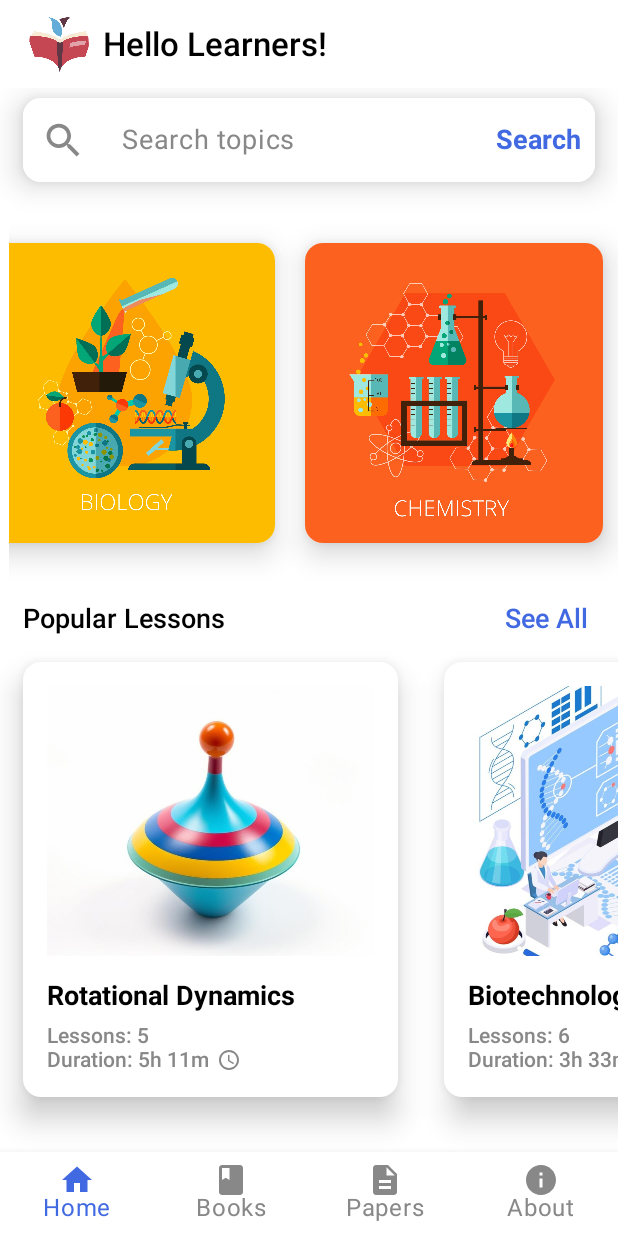
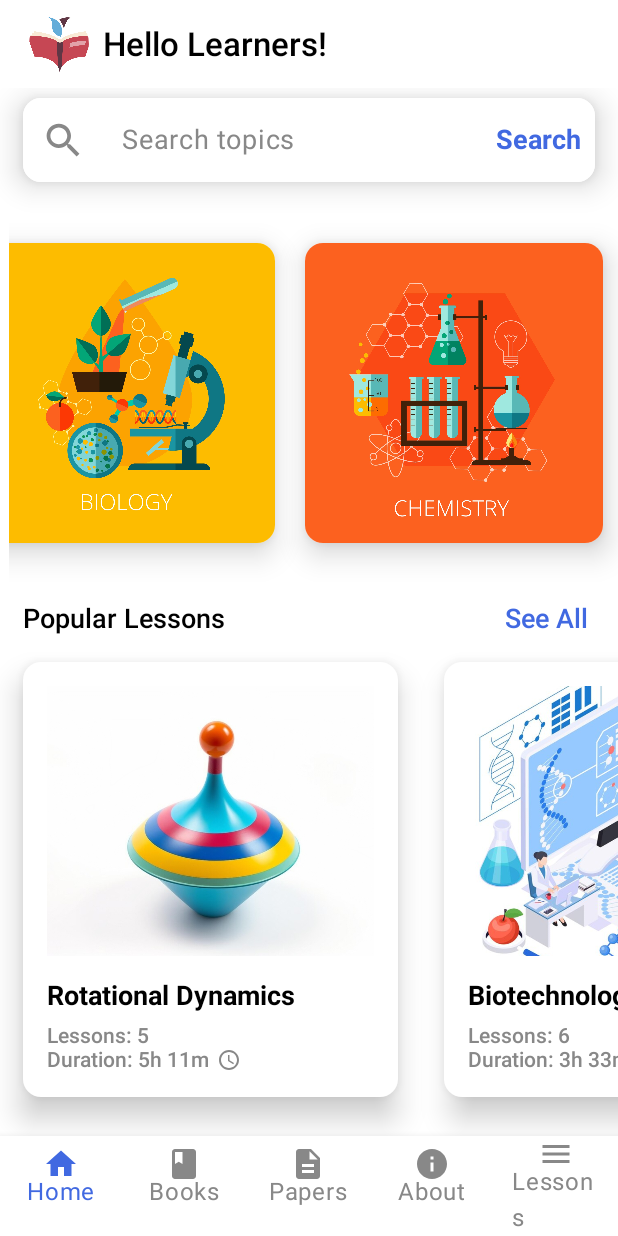
Before and after one commit to Jfkevin/Elearning-RuangSiswa-Project, an Android app built with Jetpack Compose: the screen it shows after launch (MainActivity), on a phone screen of 412 x 824 dp. Run offline under Robolectric (Android 15) with nearby library versions, the phone set to English and light mode, and no system bars; our stand-ins replace Firebase (no records; nobody signed in at launch, a user with empty details on screens opened directly).

Commit message:
Preview LessonForm + Nambah Bottom Navbar Lesson Form di dashboard. Masih eror pas mencet ikon mlh crash

```diff
--- a/app/src/main/java/com/elearningapp/MainActivity.kt
+++ b/app/src/main/java/com/elearningapp/MainActivity.kt
@@ -21,6 +21,7 @@ import com.elearningapp.ui.views.screens.content.VideoLesson
 import com.elearningapp.ui.views.screens.content.VideoLessons
 import com.elearningapp.ui.views.screens.dashboard.AboutUsScreen
 import com.elearningapp.ui.views.screens.dashboard.Dashboard
+import com.elearningapp.ui.views.screens.hidden.MyApp
 import com.elearningapp.ui.views.screens.splashscreen.SplashScreen
 import java.net.URLDecoder
 import java.nio.charset.StandardCharsets
@@ -51,6 +52,9 @@ class MainActivity : ComponentActivity() {
                         composable("main_screen") {
                             // Content of your main screen
                             Dashboard(navController)
+                        }
+                        composable("lessonForm") {
+                            MyApp()  // Panggil halaman LessonForm
                         }
                         composable("lessons/{subject}") { backStackEntry ->
                             val subject = backStackEntry.arguments?.getString("subject")
--- a/app/src/main/java/com/elearningapp/ui/views/screens/dashboard/Dashboard.kt
+++ b/app/src/main/java/com/elearningapp/ui/views/screens/dashboard/Dashboard.kt
@@ -3,37 +3,17 @@ package com.elearningapp.ui.views.screens.dashboard
 import android.annotation.SuppressLint
 import androidx.compose.foundation.Image
 import androidx.compose.foundation.background
-import androidx.compose.foundation.layout.Arrangement
-import androidx.compose.foundation.layout.Column
-import androidx.compose.foundation.layout.Row
-import androidx.compose.foundation.layout.Spacer
-import androidx.compose.foundation.layout.fillMaxSize
-import androidx.compose.foundation.layout.fillMaxWidth
-import androidx.compose.foundation.layout.height
-import androidx.compose.foundation.layout.padding
-import androidx.compose.foundation.layout.size
+import androidx.compose.foundation.layout.*
 import androidx.compose.foundation.rememberScrollState
 import androidx.compose.foundation.verticalScroll
 import androidx.compose.material.BottomNavigation
 import androidx.compose.material.BottomNavigationItem
 import androidx.compose.material.icons.Icons
-import androidx.compose.material.icons.filled.Book
-import androidx.compose.material.icons.filled.Description
-import androidx.compose.material.icons.filled.Home
-import androidx.compose.material.icons.filled.Info
-import androidx.compose.material.icons.filled.Menu
-import androidx.compose.material3.Icon
-import androidx.compose.material3.IconButton
-import androidx.compose.material3.Scaffold
-import androidx.compose.material3.Text
-import androidx.compose.runtime.Composable
-import androidx.compose.runtime.getValue
-import androidx.compose.runtime.mutableStateOf
-import androidx.compose.runtime.remember
-import androidx.compose.runtime.setValue
+import androidx.compose.material.icons.filled.*
+import androidx.compose.material3.*
+import androidx.compose.runtime.*
 import androidx.compose.ui.Alignment
 import androidx.compose.ui.Modifier
-import androidx.compose.ui.draw.scale
 import androidx.compose.ui.graphics.Color
 import androidx.compose.ui.layout.ContentScale
 import androidx.compose.ui.res.painterResource
@@ -56,7 +36,6 @@ fun Dashboard(navcontroller: NavController) {
     val scrollState1 = rememberScrollState()
     var selectedTab by remember { mutableStateOf(0) }
 
-
     Scaffold(
         topBar = {
             Row(
@@ -66,13 +45,12 @@ fun Dashboard(navcontroller: NavController) {
                     .fillMaxWidth()
                     .background(Color.White)
             ) {
-                // Icon to open the sidebar
-                IconButton(onClick = {   },
+                IconButton(onClick = { },
                     modifier = Modifier
                         .padding(top=5.dp, start = 15.dp, bottom=5.dp)
                 ) {
                     Image(
-                        painter = painterResource(id = R.drawable.ruangsiswa), // Replace with your image
+                        painter = painterResource(id = R.drawable.ruangsiswa),
                         contentDescription = "Logo Image",
                         contentScale = ContentScale.Crop
                     )
@@ -82,7 +60,7 @@ fun Dashboard(navcontroller: NavController) {
                     modifier = Modifier
                         .padding(top=5.dp,bottom=5.dp),
                     style = TextStyle(fontSize = 22.sp, fontWeight = FontWeight.Medium, color = Color.Black),
-                    )
+                )
             }
         },
         modifier = Modifier.fillMaxWidth(),
@@ -133,12 +111,7 @@ fun Dashboard(navcontroller: NavController) {
                         selectedTab = 2
                         val link="https://drive.google.com/drive/folders/1eC3W8VhgiFHp6VY0LPkff4FX6QZY_Fbs?usp=drive_link"
                         navcontroller.navigate(
-                            "video_lesson/${
-                                URLEncoder.encode(
-                                    link,
-                                    StandardCharsets.UTF_8.toString()
-                                )
-                            }"
+                            "video_lesson/$${URLEncoder.encode(link, StandardCharsets.UTF_8.toString())}"
                         )
                     }
                 )
@@ -146,7 +119,7 @@ fun Dashboard(navcontroller: NavController) {
                     icon = {
                         Icon(
                             Icons.Filled.Info,
-                            contentDescription = "Disclaimer",
+                            contentDescription = "About",
                             tint = if (selectedTab == 3) blue else Color.Gray
                         )
                     },
@@ -157,6 +130,21 @@ fun Dashboard(navcontroller: NavController) {
                         navcontroller.navigate("about_us")
                     }
                 )
+                BottomNavigationItem(
+                    icon = {
+                        Icon(
+                            Icons.Filled.Menu,
+                            contentDescription = "Lessons",
+                            tint = if (selectedTab == 4) blue else Color.Gray
+                        )
+                    },
+                    label = { Text("Lessons", color = if (selectedTab == 4) blue else Color.Gray) },
+                    selected = selectedTab == 4,
+                    onClick = {
+                        selectedTab = 4
+                        navcontroller.navigate("lesson_form")
+                    }
+                )
             }
         },
         content = {
@@ -165,17 +153,24 @@ fun Dashboard(navcontroller: NavController) {
                     .verticalScroll(scrollState1)
                     .fillMaxSize(),
             ) {
-
                 Spacer(modifier = Modifier.height(5.dp))
                 SearchBar(navcontroller)
                 CourseList(navcontroller)
 
-                ContentText(first = "Popular Lessons", second ="See All",call="popular",navcontroller )
+                ContentText(first = "Popular Lessons", second ="See All", call="popular", navcontroller)
                 CourseCard(navcontroller)
 
-                ContentText(first = "AR Learning", second ="See All",call="ar",navcontroller )
+                ContentText(first = "AR Learning", second ="See All", call="ar", navcontroller)
                 AssessmentCard(navcontroller)
 
+                Button(
+                    onClick = { navcontroller.navigate("lesson_form") },
+                    modifier = Modifier
+                        .fillMaxWidth()
+                        .padding(16.dp)
+                ) {
+                    Text("Go to Lesson Form")
+                }
             }
         }
     )
```
Also changed, not shown: app/src/main/java/com/elearningapp/ui/views/screens/hidden/Hidden.kt (+8 -1 lines).
